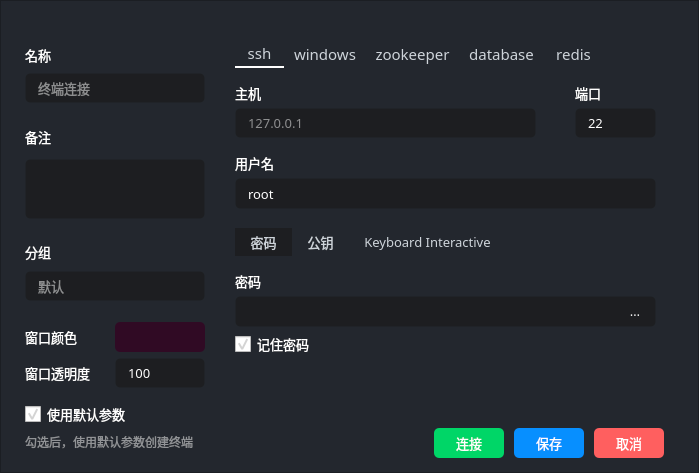
Old version of the form Fdog-Kit/module_connect/createconnect.ui in the repository HuaGouFdog/Fdog-Kit.
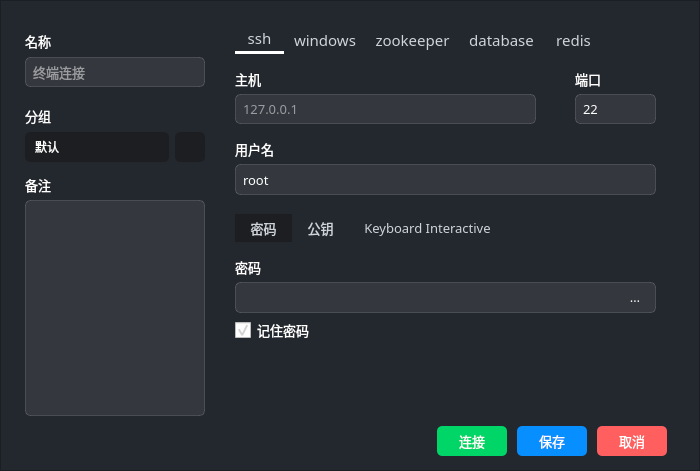
New version of the form. The open tabs and pages were chosen to show the change. Icons and pictures are not drawn.

The edit to the form file:
```diff
--- a/Fdog-Kit/module_connect/createconnect.ui
+++ b/Fdog-Kit/module_connect/createconnect.ui
@@ -6,8 +6,8 @@
    <rect>
     <x>0</x>
     <y>0</y>
-    <width>699</width>
-    <height>473</height>
+    <width>700</width>
+    <height>471</height>
    </rect>
   </property>
   <property name="sizePolicy">
@@ -18,14 +18,14 @@
   </property>
   <property name="minimumSize">
    <size>
-    <width>673</width>
-    <height>430</height>
+    <width>700</width>
+    <height>471</height>
    </size>
   </property>
   <property name="maximumSize">
    <size>
-    <width>16777215</width>
-    <height>16777215</height>
+    <width>702</width>
+    <height>471</height>
    </size>
   </property>
   <property name="font">
@@ -85,6 +85,18 @@
       </property>
       <item>
        <widget class="QWidget" name="widget_body" native="true">
+        <property name="minimumSize">
+         <size>
+          <width>700</width>
+          <height>460</height>
+         </size>
+        </property>
+        <property name="maximumSize">
+         <size>
+          <width>700</width>
+          <height>460</height>
+         </size>
+        </property>
         <property name="styleSheet">
          <string notr="true">color: rgb(255, 255, 255);</string>
         </property>
@@ -96,7 +108,7 @@
           <number>15</number>
          </property>
          <property name="topMargin">
-          <number>30</number>
+          <number>15</number>
          </property>
          <property name="rightMargin">
           <number>15</number>
@@ -120,13 +132,13 @@
            </property>
            <layout class="QVBoxLayout" name="verticalLayout_3">
             <property name="spacing">
-             <number>0</number>
+             <number>5</number>
             </property>
             <property name="leftMargin">
              <number>9</number>
             </property>
             <property name="topMargin">
-             <number>3</number>
+             <number>9</number>
             </property>
             <property name="rightMargin">
              <number>1</number>
@@ -153,7 +165,7 @@
               </property>
               <layout class="QVBoxLayout" name="verticalLayout">
                <property name="spacing">
-                <number>5</number>
+                <number>0</number>
                </property>
                <property name="leftMargin">
                 <number>0</number>
@@ -165,7 +177,7 @@
                 <number>0</number>
                </property>
                <property name="bottomMargin">
-                <number>4</number>
+                <number>0</number>
                </property>
                <item>
                 <widget class="QLabel" name="widget_name_label_name">
@@ -213,11 +225,11 @@
                   </font>
                  </property>
                  <property name="styleSheet">
-                  <string notr="true">background-color: rgb(25, 25, 25, 155);
-border: 1px solid rgba(255, 255, 255, 0);
+                  <string notr="true">padding-left: 5px;
+border: 1px solid rgba(197, 197, 197,50);
+background-color: rgba(255, 255, 255, 20);
 border-radius: 5px;
-padding-left:10px;
-padding-right:10px;</string>
+color: rgb(255, 255, 255);</string>
                  </property>
                  <property name="text">
                   <string/>
@@ -233,104 +245,6 @@
               </layout>
              </widget>
             </item>
-            <item>
-             <widget class="QWidget" name="widget_remark" native="true">
-              <property name="minimumSize">
-               <size>
-                <width>180</width>
-                <height>110</height>
-               </size>
-              </property>
-              <property name="maximumSize">
-               <size>
-                <width>180</width>
-                <height>110</height>
-               </size>
-              </property>
-              <property name="styleSheet">
-               <string notr="true"/>
-              </property>
-              <layout class="QVBoxLayout" name="verticalLayout_5">
-               <property name="spacing">
-                <number>5</number>
-               </property>
-               <property name="leftMargin">
-                <number>0</number>
-               </property>
-               <property name="topMargin">
-                <number>0</number>
-               </property>
-               <property name="rightMargin">
-                <number>0</number>
-               </property>
-               <property name="bottomMargin">
-                <number>4</number>
-               </property>
-               <item>
-                <widget class="QLabel" name="widget_remark_label_remark">
-                 <property name="minimumSize">
-                  <size>
-                   <width>0</width>
-                   <height>20</height>
-                  </size>
-                 </property>
-                 <property name="maximumSize">
-                  <size>
-                   <width>16777215</width>
-                   <height>20</height>
-                  </size>
-                 </property>
-                 <property name="font">
-                  <font>
-                   <family>OPPOSans B</family>
-                   <pointsize>10</pointsize>
-                  </font>
-                 </property>
-                 <property name="text">
-                  <string>备注</string>
-                 </property>
-                </widget>
-               </item>
-               <item>
-                <widget class="QLineEdit" name="widget_remark_lineEdit_remark_data">
-                 <property name="minimumSize">
-                  <size>
-                   <width>0</width>
-                   <height>60</height>
-                  </size>
-                 </property>
-                 <property name="maximumSize">
-                  <size>
-                   <width>16777215</width>
-                   <height>60</height>
-                  </size>
-                 </property>
-                 <property name="font">
-                  <font>
-                   <family>OPPOSans B</family>
-                   <pointsize>10</pointsize>
-                  </font>
-                 </property>
-                 <property name="styleSheet">
-                  <string notr="true">background-color: rgb(25, 25, 25, 155);
-border: 1px solid rgba(255, 255, 255, 0);
-border-radius: 5px;
-padding:10px;</string>
-                 </property>
-                 <property name="text">
-                  <string/>
-                 </property>
-                 <property name="alignment">
-                  <set>Qt::AlignLeading|Qt::AlignLeft|Qt::AlignTop</set>
-                 </property>
-                 <property name="placeholderText">
-                  <string/>
-                 </property>
-                </widget>
-               </item>
-              </layout>
-             </widget>
-            </item>
             <item>
              <widget class="QWidget" name="widget_group" native="true">
               <property name="minimumSize">
@@ -350,7 +264,7 @@
               </property>
               <layout class="QVBoxLayout" name="verticalLayout_2">
                <property name="spacing">
-                <number>5</number>
+                <number>0</number>
                </property>
                <property name="leftMargin">
                 <number>0</number>
@@ -362,7 +276,7 @@
                 <number>0</number>
                </property>
                <property name="bottomMargin">
-                <number>1</number>
+                <number>0</number>
                </property>
                <item>
                 <widget class="QLabel" name="widget_group_label_group">
@@ -390,91 +304,20 @@
                 </widget>
                </item>
                <item>
-                <widget class="QLineEdit" name="widget_group_lineEdit_group_data">
-                 <property name="minimumSize">
-                  <size>
-                   <width>0</width>
-                   <height>30</height>
-                  </size>
-                 </property>
-                 <property name="maximumSize">
-                  <size>
-                   <width>16777215</width>
-                   <height>30</height>
-                  </size>
-                 </property>
-                 <property name="font">
-                  <font>
-                   <family>OPPOSans B</family>
-                   <pointsize>10</pointsize>
-                  </font>
-                 </property>
-                 <property name="styleSheet">
-                  <string notr="true">background-color: rgb(25, 25, 25, 155);
-border: 1px solid rgba(255, 255, 255, 0);
-border-radius: 5px;
-padding-left:10px;
-padding-right:10px;</string>
-                 </property>
-                 <property name="text">
-                  <string/>
-                 </property>
-                 <property name="placeholderText">
-                  <string>默认</string>
-                 </property>
-                </widget>
-               </item>
-              </layout>
-             </widget>
-            </item>
-            <item>
-             <widget class="QWidget" name="widget" native="true">
-              <property name="minimumSize">
-               <size>
-                <width>0</width>
-                <height>80</height>
-               </size>
-              </property>
-              <property name="maximumSize">
-               <size>
-                <width>16777215</width>
-                <height>80</height>
-               </size>
-              </property>
-              <layout class="QVBoxLayout" name="verticalLayout_7">
-               <property name="spacing">
-                <number>0</number>
-               </property>
-               <property name="leftMargin">
-                <number>0</number>
-               </property>
-               <property name="topMargin">
-                <number>0</number>
-               </property>
-               <property name="rightMargin">
-                <number>0</number>
-               </property>
-               <property name="bottomMargin">
-                <number>0</number>
-               </property>
-               <item>
                 <widget class="QWidget" name="widget_color" native="true">
                  <property name="minimumSize">
                   <size>
-                   <width>200</width>
+                   <width>0</width>
                    <height>30</height>
                   </size>
                  </property>
                  <property name="maximumSize">
                   <size>
-                   <width>200</width>
+                   <width>180</width>
                    <height>30</height>
                   </size>
                  </property>
-                 <layout class="QHBoxLayout" name="horizontalLayout_7">
-                  <property name="spacing">
-                   <number>5</number>
-                  </property>
+                 <layout class="QHBoxLayout" name="horizontalLayout_2">
                   <property name="leftMargin">
                    <number>0</number>
                   </property>
@@ -488,17 +331,102 @@
                    <number>0</number>
                   </property>
                   <item>
-                   <widget class="QLabel" name="widget_color_label_color">
+                   <widget class="QComboBox" name="comboBox_2">
+                    <property name="sizePolicy">
+                     <sizepolicy hsizetype="Preferred" vsizetype="Preferred">
+                      <horstretch>0</horstretch>
+                      <verstretch>0</verstretch>
+                     </sizepolicy>
+                    </property>
+                    <property name="styleSheet">
+                     <string notr="true">QComboBox{
+	border:0px solid #8a8a8a;
+	color: rgb(255, 255, 255);
+	border-radius:5px;
+	background-color: rgb(25, 25, 25, 155);
+	padding-left:10px;
+	
+	font: 10pt &quot;OPPOSans B&quot;;
+}
+
+
+QComboBox:disabled{
+	border:0px solid gray;
+	color:gray;
+}
+
+QComboBox::drop-down{
+	background:transparent;
+}
+QComboBox::down-arrow{
+	image: url(:/lib/tree_open.png);
+    width:20px;
+	height:20px;
+	margin-right: 10px;
+}
+
+
+QComboBox::down-arrow:enabled{
+	color:#52DCFE;
+}
+
+
+QComboBox QAbstractItemView{
+	font: 10pt &quot;OPPOSans B&quot;;
+	outline: 0px solid gray;   /* 选定项的虚框 */
+	border:1px solid #1e2d36;
+	color:#ffffff;
+	background-color: rgb(35, 39, 46);
+	selection-background-color:rgb(37, 84, 138);
+	border-radius:0px;
+	padding-bottom:2px;
+	padding-top:2px;
+}
+
+QComboBox QAbstractItemView::item
+{
+	height:30px;
+	font: 10pt &quot;OPPOSans B&quot;;
+	border-radius:5px;
+}
+
+QComboBox QAbstractItemView::item:hover {
+    color:rgb(255,255,255);
+	background-color: rgba(255, 255, 255, 20);
+}
+ 
+/* 下拉后，整个下拉窗体被选择的每项的样式 */
+QComboBox QAbstractItemView::item:selected {
+    color:rgb(255,255,255);
+	background-color: rgba(255, 255, 255, 20);
+}
+</string>
+                    </property>
+                    <item>
+                     <property name="text">
+                      <string>默认</string>
+                     </property>
+                    </item>
+                   </widget>
+                  </item>
+                  <item>
+                   <widget class="QToolButton" name="toolButton_inportFile">
+                    <property name="sizePolicy">
+                     <sizepolicy hsizetype="Expanding" vsizetype="Fixed">
+                      <horstretch>0</horstretch>
+                      <verstretch>0</verstretch>
+                     </sizepolicy>
+                    </property>
                     <property name="minimumSize">
                      <size>
-                      <width>85</width>
-                      <height>0</height>
+                      <width>30</width>
+                      <height>30</height>
                      </size>
                     </property>
                     <property name="maximumSize">
                      <size>
-                      <width>85</width>
-                      <height>16777215</height>
+                      <width>30</width>
+                      <height>30</height>
                      </size>
                     </property>
                     <property name="font">
@@ -506,31 +434,11 @@
                       <family>OPPOSans B</family>
                       <pointsize>10</pointsize>
                      </font>
-                    </property>
-                    <property name="text">
-                     <string>窗口颜色</string>
-                    </property>
-                   </widget>
-                  </item>
-                  <item>
-                   <widget class="QToolButton" name="toolButton_color">
-                    <property name="minimumSize">
-                     <size>
-                      <width>90</width>
-                      <height>30</height>
-                     </size>
-                    </property>
-                    <property name="maximumSize">
-                     <size>
-                      <width>90</width>
-                      <height>30</height>
-                     </size>
                     </property>
                     <property name="styleSheet">
                      <string notr="true">QToolButton {
 	color: rgb(255, 255, 255);
-	
-	background-color: rgb(48, 10, 36);
+	background-color: rgb(25, 25, 25, 155);
 	border-radius: 5px;
 }
 
@@ -541,124 +449,21 @@
                     <property name="text">
                      <string/>
                     </property>
-                   </widget>
-                  </item>
-                  <item>
-                   <spacer name="widget_color_horizontalSpacer_color">
-                    <property name="orientation">
-                     <enum>Qt::Horizontal</enum>
+                    <property name="icon">
+                     <iconset resource="../images.qrc">
+                      <normaloff>:/module_mainwindow/images/light/add-light.png</normaloff>:/module_mainwindow/images/light/add-light.png</iconset>
                     </property>
-                    <property name="sizeHint" stdset="0">
+                    <property name="iconSize">
                      <size>
-                      <width>40</width>
+                      <width>20</width>
                       <height>20</height>
                      </size>
                     </property>
-                   </spacer>
-                  </item>
-                 </layout>
-                </widget>
-               </item>
-               <item>
-                <widget class="QWidget" name="widget_transparent" native="true">
-                 <property name="minimumSize">
-                  <size>
-                   <width>200</width>
-                   <height>30</height>
-                  </size>
-                 </property>
-                 <property name="maximumSize">
-                  <size>
-                   <width>200</width>
-                   <height>30</height>
-                  </size>
-                 </property>
-                 <layout class="QHBoxLayout" name="horizontalLayout_5">
-                  <property name="spacing">
-                   <number>5</number>
-                  </property>
-                  <property name="leftMargin">
-                   <number>0</number>
-                  </property>
-                  <property name="topMargin">
-                   <number>0</number>
-                  </property>
-                  <property name="rightMargin">
-                   <number>0</number>
-                  </property>
-                  <property name="bottomMargin">
-                   <number>0</number>
-                  </property>
-                  <item>
-                   <widget class="QLabel" name="widget_transparent_label_color">
-                    <property name="minimumSize">
-                     <size>
-                      <width>85</width>
-                      <height>0</height>
-                     </size>
+                    <property name="toolButtonStyle">
+                     <enum>Qt::ToolButtonIconOnly</enum>
                     </property>
-                    <property name="maximumSize">
-                     <size>
-                      <width>85</width>
-                      <height>16777215</height>
-                     </size>
-                    </property>
-                    <property name="font">
-                     <font>
-                      <family>OPPOSans B</family>
-                      <pointsize>10</pointsize>
-                     </font>
-                    </property>
-                    <property name="text">
-                     <string>窗口透明度</string>
-                    </property>
                    </widget>
                   </item>
-                  <item>
-                   <widget class="QLineEdit" name="lineEdit_transparent">
-                    <property name="minimumSize">
-                     <size>
-                      <width>90</width>
-                      <height>30</height>
-                     </size>
-                    </property>
-                    <property name="maximumSize">
-                     <size>
-                      <width>90</width>
-                      <height>30</height>
-                     </size>
-                    </property>
-                    <property name="font">
-                     <font>
-                      <family>OPPOSans</family>
-                      <pointsize>10</pointsize>
-                     </font>
-                    </property>
-                    <property name="styleSheet">
-                     <string notr="true">background-color: rgb(25, 25, 25, 155);
-border: 1px solid rgba(255, 255, 255, 0);
-border-radius: 5px;
-padding-left:10px;
-padding-right:10px;</string>
-                    </property>
-                    <property name="text">
-                     <string>100</string>
-                    </property>
-                   </widget>
-                  </item>
-                  <item>
-                   <spacer name="widget_transparent_horizontalSpacer_color">
-                    <property name="orientation">
-                     <enum>Qt::Horizontal</enum>
-                    </property>
-                    <property name="sizeHint" stdset="0">
-                     <size>
-                      <width>40</width>
-                      <height>20</height>
-                     </size>
-                    </property>
-                   </spacer>
-                  </item>
                  </layout>
                 </widget>
                </item>
@@ -666,20 +471,23 @@
              </widget>
             </item>
             <item>
-             <widget class="QWidget" name="widget_dynamic_title" native="true">
+             <widget class="QWidget" name="widget_remark" native="true">
               <property name="minimumSize">
                <size>
                 <width>180</width>
-                <height>50</height>
+                <height>195</height>
                </size>
               </property>
               <property name="maximumSize">
                <size>
                 <width>180</width>
-                <height>50</height>
+                <height>16777215</height>
                </size>
               </property>
-              <layout class="QVBoxLayout" name="verticalLayout_6">
+              <property name="styleSheet">
+               <string notr="true"/>
+              </property>
+              <layout class="QVBoxLayout" name="verticalLayout_5">
                <property name="spacing">
                 <number>5</number>
                </property>
@@ -693,75 +501,87 @@
                 <number>0</number>
                </property>
                <property name="bottomMargin">
-                <number>6</number>
+                <number>0</number>
                </property>
                <item>
-                <widget class="QCheckBox" name="widget_dynamic_title_checkBox">
+                <widget class="QLabel" name="widget_remark_label_remark">
+                 <property name="minimumSize">
+                  <size>
+                   <width>0</width>
+                   <height>20</height>
+                  </size>
+                 </property>
+                 <property name="maximumSize">
+                  <size>
+                   <width>16777215</width>
+                   <height>20</height>
+                  </size>
+                 </property>
                  <property name="font">
                   <font>
                    <family>OPPOSans B</family>
                    <pointsize>10</pointsize>
-                   <stylestrategy>PreferAntialias</stylestrategy>
                   </font>
                  </property>
-                 <property name="contextMenuPolicy">
-                  <enum>Qt::DefaultContextMenu</enum>
-                 </property>
-                 <property name="styleSheet">
-                  <string notr="true">QCheckBox::indicator{
-                width:16px;
-                height:16px;
-           }
-            QCheckBox::indicator::unchecked{
-                image:url(:/lib/gouxuan2.png);
-            }
-            QCheckBox::indicator::checked{
-                image:url(:/lib/gouxuan.png);
-            }
-</string>
-                 </property>
                  <property name="text">
-                  <string>使用默认参数</string>
-                 </property>
-                 <property name="checked">
-                  <bool>true</bool>
-                 </property>
-                 <property name="tristate">
-                  <bool>false</bool>
+                  <string>备注</string>
                  </property>
                 </widget>
                </item>
                <item>
-                <widget class="QLabel" name="widget_dynamic_title_label">
+                <widget class="QLineEdit" name="widget_remark_lineEdit_remark_data">
                  <property name="minimumSize">
                   <size>
-                   <width>100</width>
-                   <height>25</height>
+                   <width>0</width>
+                   <height>216</height>
                   </size>
                  </property>
                  <property name="maximumSize">
                   <size>
-                   <width>180</width>
+                   <width>16777215</width>
                    <height>16777215</height>
                   </size>
                  </property>
                  <property name="font">
                   <font>
                    <family>OPPOSans B</family>
-                   <pointsize>9</pointsize>
+                   <pointsize>10</pointsize>
                   </font>
                  </property>
                  <property name="styleSheet">
-                  <string notr="true">color: rgba(223, 223, 223, 150);</string>
+                  <string notr="true">padding-left: 5px;
+border: 1px solid rgba(197, 197, 197,50);
+background-color: rgba(255, 255, 255, 20);
+border-radius: 5px;
+color: rgb(255, 255, 255);</string>
                  </property>
                  <property name="text">
-                  <string>勾选后，使用默认参数创建终端</string>
+                  <string/>
+                 </property>
+                 <property name="alignment">
+                  <set>Qt::AlignLeading|Qt::AlignLeft|Qt::AlignTop</set>
+                 </property>
+                 <property name="placeholderText">
+                  <string/>
                  </property>
                 </widget>
                </item>
               </layout>
              </widget>
             </item>
+            <item>
+             <spacer name="verticalSpacer">
+              <property name="orientation">
+               <enum>Qt::Vertical</enum>
+              </property>
+              <property name="sizeHint" stdset="0">
+               <size>
+                <width>20</width>
+                <height>40</height>
+               </size>
+              </property>
+             </spacer>
+            </item>
            </layout>
           </widget>
          </item>
@@ -830,7 +650,7 @@
 QTabBar::tab:selected{
 	/*background-color: #0B0E11;*/
 	background-color: rgb(108, 117, 125, 0);
-	border-bottom: 2px solid rgb(255, 255, 255);
+	border-bottom: 3px solid rgb(255, 255, 255);
 }
  
 /*设置TabWidget中鼠标悬浮在QTabBar的tab上，但未选中该Tab的样式*/
@@ -895,11 +715,11 @@
                  </font>
                 </property>
                 <property name="styleSheet">
-                 <string notr="true">background-color: rgb(25, 25, 25, 155);
-border: 1px solid rgba(255, 255, 255, 0);
+                 <string notr="true">padding-left: 5px;
+border: 1px solid rgba(197, 197, 197,50);
+background-color: rgba(255, 255, 255, 20);
 border-radius: 5px;
-padding-left:10px;
-padding-right:10px;</string>
+color: rgb(255, 255, 255);</string>
                 </property>
                 <property name="text">
                  <string/>
@@ -968,11 +788,11 @@
                  </font>
                 </property>
                 <property name="styleSheet">
-                 <string notr="true">background-color: rgb(25, 25, 25, 155);
-border: 1px solid rgba(255, 255, 255, 0);
+                 <string notr="true">padding-left: 5px;
+border: 1px solid rgba(197, 197, 197,50);
+background-color: rgba(255, 255, 255, 20);
 border-radius: 5px;
-padding-left:10px;
-padding-right:10px;</string>
+color: rgb(255, 255, 255);</string>
                 </property>
                 <property name="text">
                  <string>22</string>
@@ -1022,11 +842,11 @@
                  </font>
                 </property>
                 <property name="styleSheet">
-                 <string notr="true">background-color: rgb(25, 25, 25, 155);
-border: 1px solid rgba(255, 255, 255, 0);
+                 <string notr="true">padding-left: 5px;
+border: 1px solid rgba(197, 197, 197,50);
+background-color: rgba(255, 255, 255, 20);
 border-radius: 5px;
-padding-left:10px;
-padding-right:10px;</string>
+color: rgb(255, 255, 255);</string>
                 </property>
                 <property name="text">
                  <string>root</string>
@@ -1146,11 +966,11 @@
                    </font>
                   </property>
                   <property name="styleSheet">
-                   <string notr="true">background-color: rgb(25, 25, 25, 155);
-border: 1px solid rgba(255, 255, 255, 0);
+                   <string notr="true">padding-left: 5px;
+border: 1px solid rgba(197, 197, 197,50);
+background-color: rgba(255, 255, 255, 20);
 border-radius: 5px;
-padding-left:10px;
-padding-right:10px;</string>
+color: rgb(255, 255, 255);</string>
                   </property>
                   <property name="text">
                    <string/>
```
Left out of the diff: 115 changed lines with no effect on the pictures.
